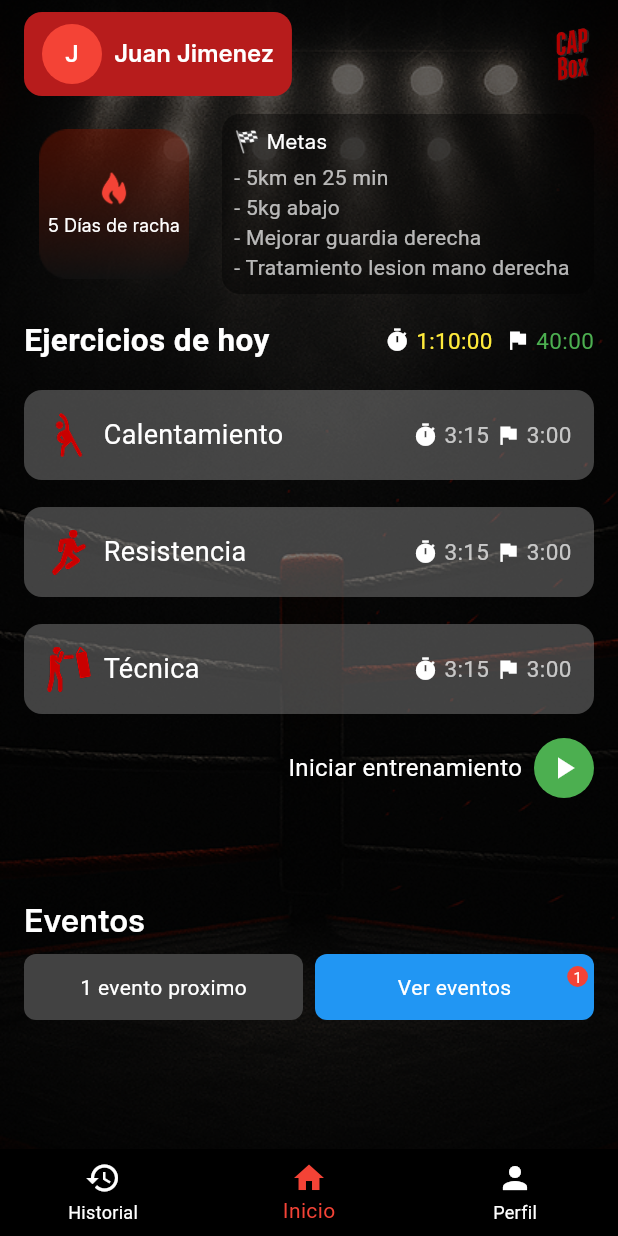
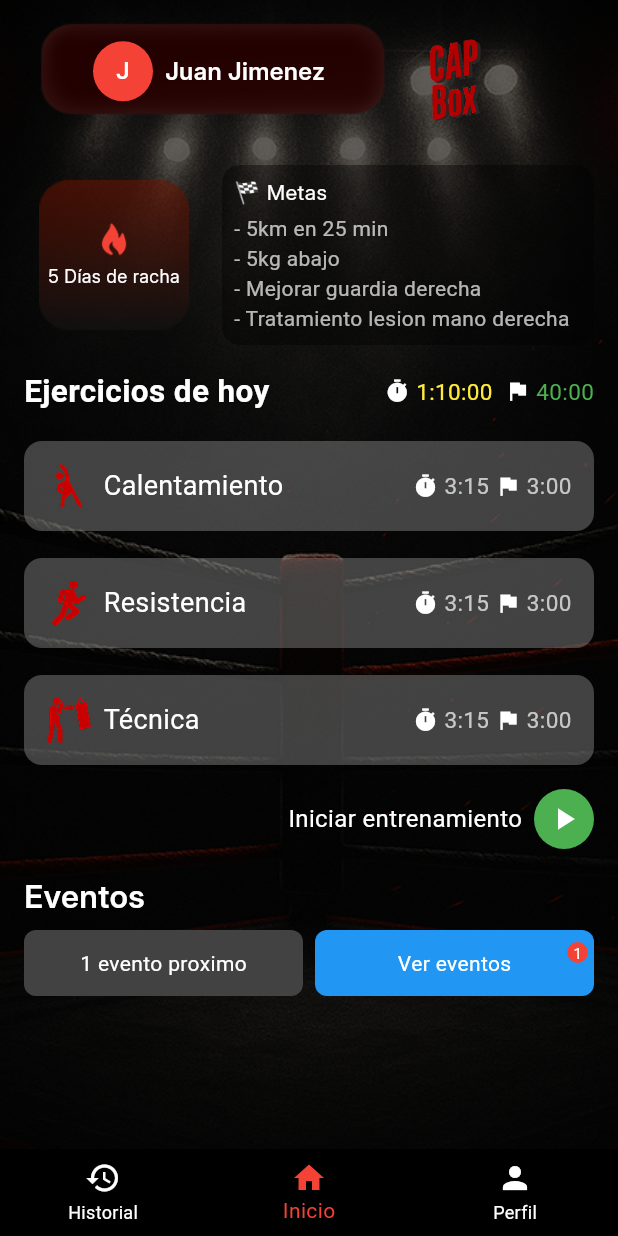
Before and after one commit to karenborralles/capbox, a Flutter app: the BoxerHomePage screen opened by its route, on a phone screen of 412 x 824 dp. Run offline on Flutter 3.47's test engine with Material 3 defaults, Android fonts, the phone set to English and light mode, and no system bars; our stand-ins replace dio, go_router, google_sign_in.

Commit message:
tercer commit

```diff
--- a/lib/core/router/app_router.dart
+++ b/lib/core/router/app_router.dart
@@ -1,8 +1,8 @@
-import 'package:capbox/features/boxer/presentation/pages/boxer_home_page.dart';
-import 'package:flutter/material.dart';
-import 'package:go_router/go_router.dart';
 import 'package:capbox/features/auth/presentation/pages/login_page.dart';
 import 'package:capbox/features/auth/presentation/pages/register_page.dart';
+import 'package:capbox/features/boxer/domain/entities/boxer_home_data.dart';
+import 'package:capbox/features/boxer/presentation/pages/boxer_events_page.dart';
+import 'package:go_router/go_router.dart';
 
 final GoRouter appRouter = GoRouter(
   routes: [
@@ -18,5 +18,9 @@ final GoRouter appRouter = GoRouter(
       path: '/boxer-home',
       builder: (context, state) => const BoxerHomePage(),
     ),
+    GoRoute(
+      path: '/boxer-events-detail',
+      builder: (context, state) => const BoxerEventsPage(),
+    ),
   ],
 );
--- a/lib/features/boxer/presentation/widgets/boxer_events.dart
+++ b/lib/features/boxer/presentation/widgets/boxer_events.dart
@@ -1,4 +1,5 @@
 import 'package:flutter/material.dart';
+import 'package:go_router/go_router.dart';
 
 class BoxerEvents extends StatelessWidget {
   const BoxerEvents({super.key});
@@ -36,6 +37,10 @@ class BoxerEvents extends StatelessWidget {
             ),
             const SizedBox(width: 8),
             Expanded(
+              child: GestureDetector(
+                onTap: () {
+                  context.push('/boxer-events-detail');
+                },
                 child: Stack(
                   children: [
                     Container(
@@ -68,6 +73,7 @@ class BoxerEvents extends StatelessWidget {
                   ],
                 ),
               ),
+            ),
           ],
         ),
       ],
--- a/lib/features/boxer/presentation/widgets/boxer_header.dart
+++ b/lib/features/boxer/presentation/widgets/boxer_header.dart
@@ -7,13 +7,20 @@ class BoxerHeader extends StatelessWidget {
   Widget build(BuildContext context) {
     return Row(
       children: [
-        Container(
-          padding: const EdgeInsets.symmetric(horizontal: 12, vertical: 8),
-          decoration: BoxDecoration(
-            color: Colors.red.shade900,
-            borderRadius: BorderRadius.circular(12),
+        Stack(
+          alignment: Alignment.centerLeft,
+          children: [
+            Image.asset(
+              'assets/icons/nombre_card.png',
+              height: 90,
+              width: 260,
+              fit: BoxFit.fill,
             ),
+            Padding(
+              padding: const EdgeInsets.only(left: 46, bottom: 11),
+              // 👆 bottom positivo lo sube, ajusta el valor según lo que veas bien
               child: Row(
+                mainAxisSize: MainAxisSize.min,
                 children: [
                   const CircleAvatar(
                     backgroundColor: Colors.red,
@@ -32,10 +39,15 @@ class BoxerHeader extends StatelessWidget {
                 ],
               ),
             ),
-        const Spacer(),
-        Image.asset(
+          ],
+        ),
+        const SizedBox(width: 8),
+        Padding(
+          padding: const EdgeInsets.only(right: 4),
+          child: Image.asset(
             'assets/images/logo.png',
-          height: 36,
+            height: 56,
+          ),
         ),
       ],
     );
--- a/pubspec.yaml
+++ b/pubspec.yaml
@@ -70,6 +70,8 @@ flutter:
   assets:
     - assets/images/logo.png
     - assets/images/fondo.png
+    - assets/images/event1.png
+    - assets/images/event2.png
     - assets/icons/google_logo.png
     - assets/icons/calentamiento.png
     - assets/icons/resistencia.png
```
Also changed, not shown: lib/features/boxer/presentation/pages/boxer_events_page.dart (added, +43 -0 lines), lib/features/boxer/presentation/widgets/boxer_events_list.dart (added, +122 -0 lines), assets/images/event1.png (added), assets/images/event2.png (added). Lines whose indentation alone changed are shown as unchanged.
